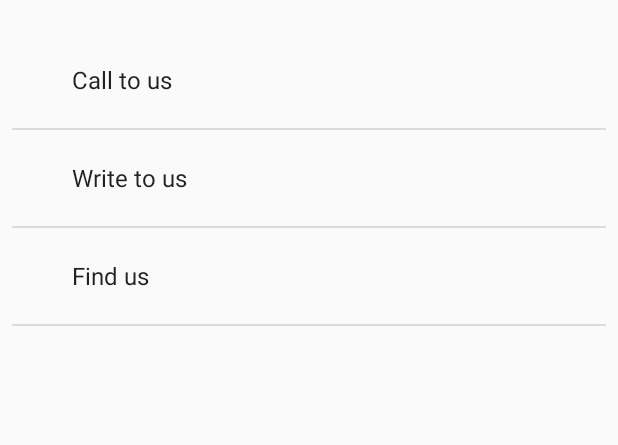
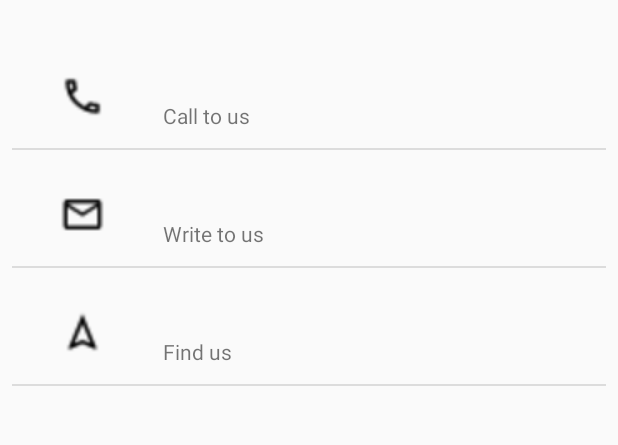
Before and after one commit to path1997/CarParts, an Android app: the fragment ContactFragment shown on its own in the app's theme, on a phone screen of 412 x 824 dp, the part 405-850 px from its top. Run offline under Robolectric (Android 15) with nearby library versions, the phone set to English and light mode, and no system bars.

Commit message:
ikonki w kontakcie

```diff
--- /dev/null
+++ b/app/src/main/java/com/example/carparts/ui/contact/ContactCustomListView.java
@@ -0,0 +1,60 @@
+package com.example.carparts.ui.contact;
+
+import android.app.Activity;
+import android.content.Context;
+import android.view.LayoutInflater;
+import android.view.View;
+import android.view.ViewGroup;
+import android.widget.ArrayAdapter;
+import android.widget.ImageView;
+import android.widget.TextView;
+
+import androidx.annotation.NonNull;
+import androidx.annotation.Nullable;
+
+import com.example.carparts.R;
+
+public class ContactCustomListView extends ArrayAdapter {
+
+    private String[] contacts;
+    private Integer[] imgid;
+    private Activity context;
+
+    public ContactCustomListView(Activity context, String[] contacts, Integer[] imgid) {
+        super(context, R.layout.contact_custom_layout,contacts);
+
+        this.context=context;
+        this.contacts=contacts;
+        this.imgid=imgid;
+    }
+
+    @NonNull
+    @Override
+    public View getView(int position, @Nullable View convertView, @NonNull ViewGroup parent) {
+        View r=convertView;
+            ViewHolder viewHolder = null;
+            if(r==null){
+                LayoutInflater layoutInflater = context.getLayoutInflater();
+                r=layoutInflater.inflate(R.layout.contact_custom_layout,null,true);
+                viewHolder=new ViewHolder(r);
+                r.setTag(viewHolder);
+            }
+            else{
+                viewHolder = (ViewHolder) r.getTag();
+            }
+            viewHolder.imageView.setImageResource(imgid[position]);
+
+            viewHolder.textView.setText(contacts[position]);
+        return r;
+    }
+
+    class ViewHolder{
+        TextView textView;
+        ImageView imageView;
+
+        ViewHolder(View v){
+            textView=(TextView) v.findViewById(R.id.tv_lv_contact);
+            imageView=(ImageView) v.findViewById(R.id.im_lv_contact);
+        }
+    }
+}
--- a/app/src/main/java/com/example/carparts/ui/contact/ContactFragment.java
+++ b/app/src/main/java/com/example/carparts/ui/contact/ContactFragment.java
@@ -28,12 +28,13 @@ public class ContactFragment extends Fragment {
         View view = inflater.inflate(R.layout.fragment_contact, container, false);
 
         String [] contacts = {"Call to us", "Write to us", "Find us"};
+        Integer[] imgid = {R.drawable.ic_contact_call,R.drawable.ic_contact_email,R.drawable.ic_contact_navigation};
 
         ListView listView = (ListView) view.findViewById(R.id.lv_contact);
+        ContactCustomListView contactCustomListView = new ContactCustomListView(getActivity(),contacts,imgid);
+        //ArrayAdapter<String> ListViewAdapter = new ArrayAdapter<String>(getActivity(),android.R.layout.simple_expandable_list_item_1, contacts);
 
-        ArrayAdapter<String> ListViewAdapter = new ArrayAdapter<String>(getActivity(),android.R.layout.simple_expandable_list_item_1, contacts);
-
-        listView.setAdapter(ListViewAdapter);
+        listView.setAdapter(contactCustomListView);
 
         return view;
     }
--- /dev/null
+++ b/app/src/main/res/layout/contact_custom_layout.xml
@@ -0,0 +1,26 @@
+<?xml version="1.0" encoding="utf-8"?>
+<RelativeLayout xmlns:android="http://schemas.android.com/apk/res/android"
+    xmlns:app="http://schemas.android.com/apk/res-auto"
+    android:layout_width="match_parent" android:layout_height="match_parent">
+
+    <ImageView
+        android:id="@+id/im_lv_contact"
+        android:layout_width="51dp"
+        android:layout_height="30dp"
+        android:layout_alignParentStart="true"
+        android:layout_alignParentTop="true"
+        android:layout_marginStart="21dp"
+        android:layout_marginTop="28dp"
+        app:srcCompat="@drawable/border" />
+
+    <TextView
+        android:id="@+id/tv_lv_contact"
+        android:layout_width="165dp"
+        android:layout_height="31dp"
+        android:layout_alignParentTop="true"
+        android:layout_alignParentEnd="true"
+        android:layout_marginStart="28dp"
+        android:layout_marginTop="46dp"
+        android:layout_marginEnd="105dp"
+        android:layout_toEndOf="@+id/im_lv_contact" />
+</RelativeLayout>
--- a/app/src/main/res/layout/fragment_contact.xml
+++ b/app/src/main/res/layout/fragment_contact.xml
@@ -6,7 +6,7 @@
     android:layout_height="match_parent">
 
     <ImageView
-        android:id="@+id/imV_contact"
+        android:id="@+id/im_lv_contact"
         android:layout_width="match_parent"
         android:layout_height="163dp"
         android:paddingTop="10dp"
@@ -16,8 +16,8 @@
         android:id="@+id/tv_contact"
         android:layout_width="263dp"
         android:layout_height="wrap_content"
-        android:layout_below="@+id/imV_contact"
-        android:layout_alignEnd="@+id/imV_contact"
+        android:layout_below="@+id/im_lv_contact"
+        android:layout_alignEnd="@+id/im_lv_contact"
         android:layout_alignParentStart="true"
         android:layout_marginStart="16dp"
         android:layout_marginTop="18dp"
```
Also changed, not shown: app/src/main/res/drawable/ic_contact_call.png (added), app/src/main/res/drawable/ic_contact_email.png (added), app/src/main/res/drawable/ic_contact_navigation.png (added).
